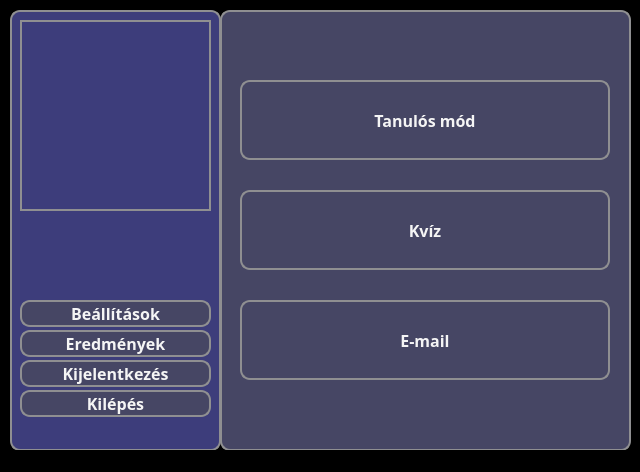
Above: src/main/resources/ui/green/greenMainWindow.ui from pkristof1999/Szakdolgozat before the change. Below: the same form after it.
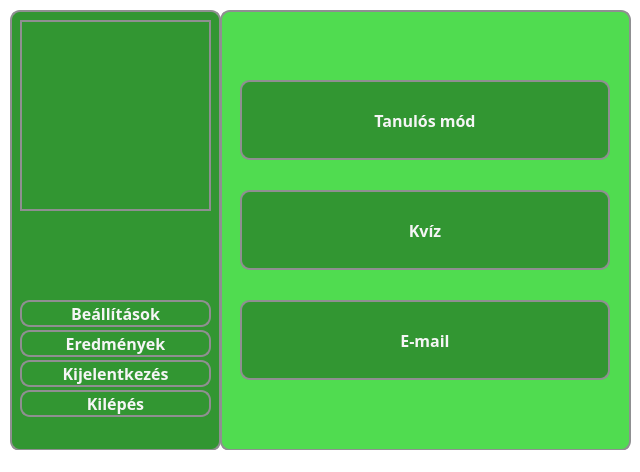
That is the form after the change.

The edit to the form file:
```diff
--- a/src/main/resources/ui/green/greenMainWindow.ui
+++ b/src/main/resources/ui/green/greenMainWindow.ui
@@ -15,7 +15,7 @@
   </property>
   <property name="styleSheet">
    <string notr="true">* {
-	background-color: #000000;
+	background-color: white;
 }</string>
   </property>
   <widget class="QWidget" name="centralwidget">
@@ -30,7 +30,7 @@
     </property>
     <property name="styleSheet">
      <string notr="true">* {
-	background-color: rgb(70, 70, 100);
+	background-color: rgb(80, 220, 80);
 	border: 2px solid #8f8f91;
 	border-radius: 10px;
 	color: white;
@@ -57,7 +57,7 @@
      </property>
      <property name="styleSheet">
       <string notr="true">* {
-	background-color:  rgb(70, 70, 100);
+	background-color:  rgb(50, 150, 50);
 	color: whitesmoke;
 }
 
@@ -88,7 +88,7 @@
      </property>
      <property name="styleSheet">
       <string notr="true">* {
-	background-color:  rgb(70, 70, 100);
+	background-color:  rgb(50, 150, 50);
 	color: whitesmoke;
 }
 
@@ -119,7 +119,7 @@
      </property>
      <property name="styleSheet">
       <string notr="true">* {
-	background-color:  rgb(70, 70, 100);
+	background-color:  rgb(50, 150, 50);
 	color: whitesmoke;
 }
 
@@ -144,7 +144,7 @@
     </property>
     <property name="styleSheet">
      <string notr="true">* {
-	background-color: rgb(61, 61, 123);
+	background-color: rgb(50, 150, 50);
 	border: 2px solid #8f8f91;
 	border-radius: 10px;
 	color: white;
@@ -189,7 +189,7 @@
      </property>
      <property name="styleSheet">
       <string notr="true">* {
-	background-color:  rgb(70, 70, 100);
+	background-color:  rgb(50, 150, 50);
 	color: whitesmoke;
 }
 
@@ -220,7 +220,7 @@
      </property>
      <property name="styleSheet">
       <string notr="true">* {
-	background-color:  rgb(70, 70, 100);
+	background-color:  rgb(50, 150, 50);
 	color: whitesmoke;
 }
 
@@ -251,7 +251,7 @@
      </property>
      <property name="styleSheet">
       <string notr="true">* {
-	background-color:  rgb(70, 70, 100);
+	background-color:  rgb(50, 150, 50);
 	color: whitesmoke;
 }
 
@@ -282,7 +282,7 @@
      </property>
      <property name="styleSheet">
       <string notr="true">* {
-	background-color:  rgb(70, 70, 100);
+	background-color:  rgb(50, 150, 50);
 	color: whitesmoke;
 }
 
```
Left out of the diff: 14 changed lines with no effect on the pictures.
